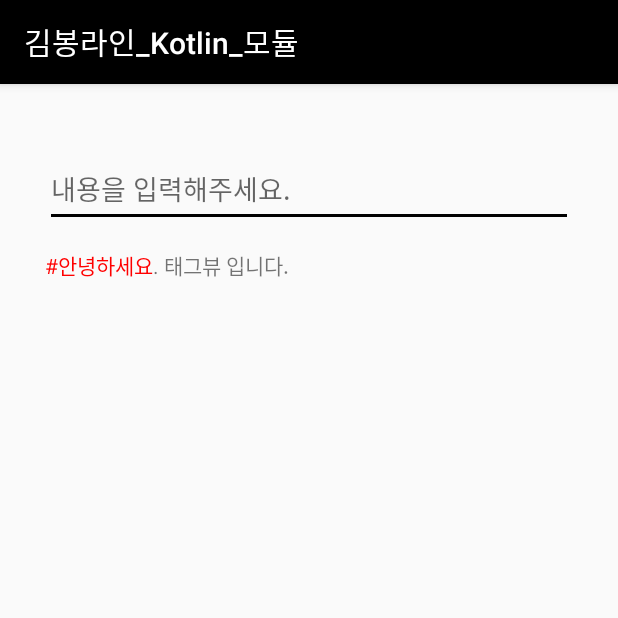
After one commit to kimbongline-kotlin/Android_Module, an Android app: the HashTagActivity screen opened directly, with no data from a screen before it, on a phone screen of 412 x 824 dp, the top half of it. The commit adds this screen. Run offline under Robolectric (Android 15) with nearby library versions, the phone set to English and light mode, and no system bars.

Commit message:
주석 및 HashTagView, HashTagEdit 추가.

```diff
--- a/app/src/main/AndroidManifest.xml
+++ b/app/src/main/AndroidManifest.xml
@@ -3,10 +3,9 @@
     package="com.kbline.kotlin_module">
 
     <uses-permission android:name="android.permission.INTERNET" />
-
-    <uses-permission android:name="android.permission.WRITE_EXTERNAL_STORAGE"/>
-    <uses-permission android:name="android.permission.READ_EXTERNAL_STORAGE"/>
-    <uses-permission android:name="android.permission.CAMERA"/>
+    <uses-permission android:name="android.permission.WRITE_EXTERNAL_STORAGE" />
+    <uses-permission android:name="android.permission.READ_EXTERNAL_STORAGE" />
+    <uses-permission android:name="android.permission.CAMERA" />
 
     <application
         android:allowBackup="true"
@@ -16,7 +15,8 @@
         android:supportsRtl="true"
         android:theme="@style/AppTheme"
         android:usesCleartextTraffic="true">
-        <activity android:name=".InstagramTag.TagActivity"></activity>
+        <activity android:name=".HashTagActivity"></activity>
+        <activity android:name=".InstagramTag.TagActivity" />
         <activity android:name=".HomeActivity">
             <intent-filter>
                 <action android:name="android.intent.action.MAIN" />
--- /dev/null
+++ b/app/src/main/java/com/kbline/kotlin_module/HashTagActivity.kt
@@ -0,0 +1,12 @@
+package com.kbline.kotlin_module
+
+import androidx.appcompat.app.AppCompatActivity
+import android.os.Bundle
+
+class HashTagActivity : AppCompatActivity() {
+
+    override fun onCreate(savedInstanceState: Bundle?) {
+        super.onCreate(savedInstanceState)
+        setContentView(R.layout.activity_hash_tag)
+    }
+}
--- a/app/src/main/java/com/kbline/kotlin_module/HomeActivity.kt
+++ b/app/src/main/java/com/kbline/kotlin_module/HomeActivity.kt
@@ -26,6 +26,11 @@ class HomeActivity : AppCompatActivity() {
                 .setPermissionListener(object: PermissionListener {
                     override fun onPermissionGranted() {
 
+
+                        //CameraValue.TYPE = 0 : 한장, 1 여러장 선택
+                        //CameraValue.MAX_VALUE = 최대 선택 가능한 장수, 5
+                        //CameraValue.RESULT = 이미지 리턴 값.
+
                         startActivityForResult(Intent(applicationContext,KbPickerActivity::class.java)
                             .putExtra(CameraValue.TYPE,CameraValue.SINGLE)
                             .putExtra(CameraValue.MAX_VALUE,5)
@@ -40,8 +45,12 @@ class HomeActivity : AppCompatActivity() {
 
 
                 })
-                .setPermissions(android.Manifest.permission.WRITE_EXTERNAL_STORAGE,android.Manifest.permission.CAMERA) // 확인할 권한을 다중 인자로 넣어줍니다.
+                .setPermissions(android.Manifest.permission.WRITE_EXTERNAL_STORAGE,android.Manifest.permission.CAMERA)
                 .check()
+        }
+
+        HashBtn.setOnClickListener {
+            startActivity(Intent(applicationContext,HashTagActivity::class.java))
         }
 
     }
--- a/app/src/main/java/com/kbline/kotlin_module/InstagramTag/TagActivity.kt
+++ b/app/src/main/java/com/kbline/kotlin_module/InstagramTag/TagActivity.kt
@@ -15,6 +15,7 @@ class TagActivity : AppCompatActivity() {
 
         KbImage.image("https://cdn.getyourguide.com/img/tour_img-2422815-146.jpg",instaTagView.tagImageView)
 
+        //태그추가
         addTagBtn.setOnClickListener {
             if(tagTitleEdit.text.toString().isEmpty()) {
                 Toast.makeText(applicationContext,"태그 제목을 입력해주세요.",Toast.LENGTH_SHORT).show()
@@ -24,6 +25,7 @@ class TagActivity : AppCompatActivity() {
 
         }
 
+        //태그 정보 가져오기
         tagInfoBtn.setOnClickListener {
             if(instaTagView.listOfTagsToBeTagged.size > 0) {
                 var title = instaTagView.listOfTagsToBeTagged.get(0).title
--- /dev/null
+++ b/app/src/main/res/layout/activity_hash_tag.xml
@@ -0,0 +1,42 @@
+<?xml version="1.0" encoding="utf-8"?>
+<androidx.constraintlayout.widget.ConstraintLayout xmlns:android="http://schemas.android.com/apk/res/android"
+    xmlns:app="http://schemas.android.com/apk/res-auto"
+    xmlns:tools="http://schemas.android.com/tools"
+    android:layout_width="match_parent"
+    android:layout_height="match_parent"
+    tools:context=".HashTagActivity">
+
+    <RelativeLayout
+        android:layout_width="match_parent"
+        android:layout_height="match_parent"
+        app:layout_constraintEnd_toEndOf="parent"
+        app:layout_constraintStart_toStartOf="parent"
+        app:layout_constraintTop_toTopOf="parent">
+
+        <LinearLayout
+            android:layout_width="match_parent"
+            android:layout_height="match_parent"
+            android:layout_margin="30dp"
+            android:orientation="vertical">
+
+            <com.kbline.kotlin_module.HashTagUtil.HashTagEditText
+                android:id="@+id/editText"
+                android:layout_width="match_parent"
+                android:layout_height="50dp"
+                android:layout_marginTop="15dp"
+                android:ems="10"
+                android:hint="내용을 입력해주세요."
+                android:inputType="textPersonName"
+                app:hashTagColor="#ff0000" />
+
+            <com.kbline.kotlin_module.HashTagUtil.HashTagView
+                android:id="@+id/textView"
+                android:layout_width="match_parent"
+                android:layout_height="100dp"
+                android:layout_marginTop="15dp"
+                android:text="#안녕하세요. 태그뷰 입니다."
+                app:hashTagColor="#ff0000" />
+
+        </LinearLayout>
+    </RelativeLayout>
+</androidx.constraintlayout.widget.ConstraintLayout>
--- a/app/src/main/res/layout/activity_home.xml
+++ b/app/src/main/res/layout/activity_home.xml
@@ -28,5 +28,12 @@
             android:layout_height="50dp"
             android:layout_marginBottom="15dp"
             android:text="인스타그램 UI Picker" />
+
+        <Button
+            android:id="@+id/HashBtn"
+            android:layout_width="match_parent"
+            android:layout_height="50dp"
+            android:layout_marginBottom="15dp"
+            android:text="해시태그 뷰" />
     </LinearLayout>
 </androidx.constraintlayout.widget.ConstraintLayout>
--- a/app/src/main/res/values/colors.xml
+++ b/app/src/main/res/values/colors.xml
@@ -1,6 +1,6 @@
 <?xml version="1.0" encoding="utf-8"?>
 <resources>
-    <color name="colorPrimary">#008577</color>
-    <color name="colorPrimaryDark">#00574B</color>
-    <color name="colorAccent">#D81B60</color>
+    <color name="colorPrimary">#000000</color>
+    <color name="colorPrimaryDark">#000000</color>
+    <color name="colorAccent">#000000</color>
 </resources>
--- a/app/src/main/res/values/strings.xml
+++ b/app/src/main/res/values/strings.xml
@@ -1,3 +1,3 @@
 <resources>
-    <string name="app_name">kotlin_module</string>
+    <string name="app_name">김봉라인_Kotlin_모듈</string>
 </resources>
--- a/kotlin-module/src/main/java/com/kbline/kotlin_module/DisplayUtil/Convert.kt
+++ b/kotlin-module/src/main/java/com/kbline/kotlin_module/DisplayUtil/Convert.kt
@@ -5,8 +5,6 @@ import android.util.DisplayMetrics
 
 //DP to Pixcel, Pixcel to DP 변환
 object Convert {
-
-
 
     fun toPixcel(dp: Float, context: Context): Float {
         return context.resources.displayMetrics.densityDpi.toFloat() / DisplayMetrics.DENSITY_DEFAULT * dp
--- a/kotlin-module/src/main/java/com/kbline/kotlin_module/HashKeyUtil/HashKeyTool.kt
+++ b/kotlin-module/src/main/java/com/kbline/kotlin_module/HashKeyUtil/HashKeyTool.kt
@@ -3,6 +3,8 @@ package com.kbline.kotlin_module.HashKeyUtil
 import android.util.Base64
 import android.util.Log
 
+
+//byteArray HashKey 변환.
 object HashKeyTool {
     fun Key(byteArray: ByteArray) : String {
         val sha1 = byteArray
--- a/kotlin-module/src/main/java/com/kbline/kotlin_module/KbActivity.kt
+++ b/kotlin-module/src/main/java/com/kbline/kotlin_module/KbActivity.kt
@@ -7,6 +7,8 @@ import androidx.appcompat.app.AppCompatActivity
 import androidx.databinding.DataBindingUtil
 import androidx.databinding.ViewDataBinding
 
+
+//MVVM Activity
 abstract class KbActivity<T : ViewDataBinding, R : KbViewModel> : AppCompatActivity() {
 
     lateinit var viewDataBinding: T
--- a/kotlin-module/src/main/java/com/kbline/kotlin_module/KbViewModel.kt
+++ b/kotlin-module/src/main/java/com/kbline/kotlin_module/KbViewModel.kt
@@ -4,6 +4,8 @@ import androidx.lifecycle.ViewModel
 import io.reactivex.disposables.CompositeDisposable
 import io.reactivex.disposables.Disposable
 
+
+//MVVM ViewModel
 open class KbViewModel : ViewModel() {
 
     private val disposable = CompositeDisposable()
--- a/kotlin-module/src/main/java/com/kbline/kotlin_module/RecyclerUtil/SpacesItemDecoration.kt
+++ b/kotlin-module/src/main/java/com/kbline/kotlin_module/RecyclerUtil/SpacesItemDecoration.kt
@@ -5,6 +5,7 @@ import android.view.View
 import androidx.recyclerview.widget.RecyclerView
 import androidx.recyclerview.widget.RecyclerView.ItemDecoration
 
+//행,열 간격.
 class SpacesItemDecoration(private val space: Int, private val row: Int) : ItemDecoration() {
     override fun getItemOffsets(
         outRect: Rect,
--- a/kotlin-module/src/main/java/com/kbline/kotlin_module/SharePreferenceUtil/ArraySaved.kt
+++ b/kotlin-module/src/main/java/com/kbline/kotlin_module/SharePreferenceUtil/ArraySaved.kt
@@ -6,6 +6,7 @@ import org.json.JSONArray
 import org.json.JSONException
 import java.util.*
 
+//기기내 문자 배열 저장.
 object ArraySaved  {
 
     fun saveItem(
--- a/kotlin-module/src/main/java/com/kbline/kotlin_module/Util/ColorHex.kt
+++ b/kotlin-module/src/main/java/com/kbline/kotlin_module/Util/ColorHex.kt
@@ -2,6 +2,8 @@ package com.kbline.kotlin_module.Util
 
 import android.graphics.Color
 
+
+//Hex to Color
 object ColorHex {
     fun set(hexCode : String) : Int {
         return  Color.parseColor(hexCode)
--- a/kotlin-module/src/main/java/com/kbline/kotlin_module/Util/InstallCheck.kt
+++ b/kotlin-module/src/main/java/com/kbline/kotlin_module/Util/InstallCheck.kt
@@ -2,6 +2,8 @@ package com.kbline.kotlin_module.Util
 
 import android.content.Context
 
+
+//app Install Check
 object InstallCheck {
 
     fun PackageName(
--- a/kotlin-module/src/main/java/com/kbline/kotlin_module/Util/PriceUtil.kt
+++ b/kotlin-module/src/main/java/com/kbline/kotlin_module/Util/PriceUtil.kt
@@ -2,6 +2,7 @@ package com.kbline.kotlin_module.Util
 
 import java.text.DecimalFormat
 
+//금액 ###,#
 object PriceUtil {
     fun set(str: String?): String {
         if (str.toString() != "") {
--- a/kotlin-module/src/main/java/com/kbline/kotlin_module/Validation/ValidCheck.kt
+++ b/kotlin-module/src/main/java/com/kbline/kotlin_module/Validation/ValidCheck.kt
@@ -4,6 +4,8 @@ import android.text.TextUtils
 import android.util.Patterns
 import java.util.regex.Pattern
 
+
+//이메일 비밀번호 유효성 검사.
 object ValidCheck  {
 
     fun email(target: CharSequence): Boolean {
--- a/kotlin-module/src/main/res/values/strings.xml
+++ b/kotlin-module/src/main/res/values/strings.xml
@@ -1,4 +1,4 @@
 <resources>
-    <string name="app_name">kotlin-module</string>
+    <string name="app_name">김봉라인 공통 모듈 입니다.</string>
     <string name="hello_blank_fragment">Hello blank fragment</string>
 </resources>
```
Also changed, not shown: kotlin-module/src/main/java/com/kbline/kotlin_module/Util/KbImage.kt (+8 -0 lines).
